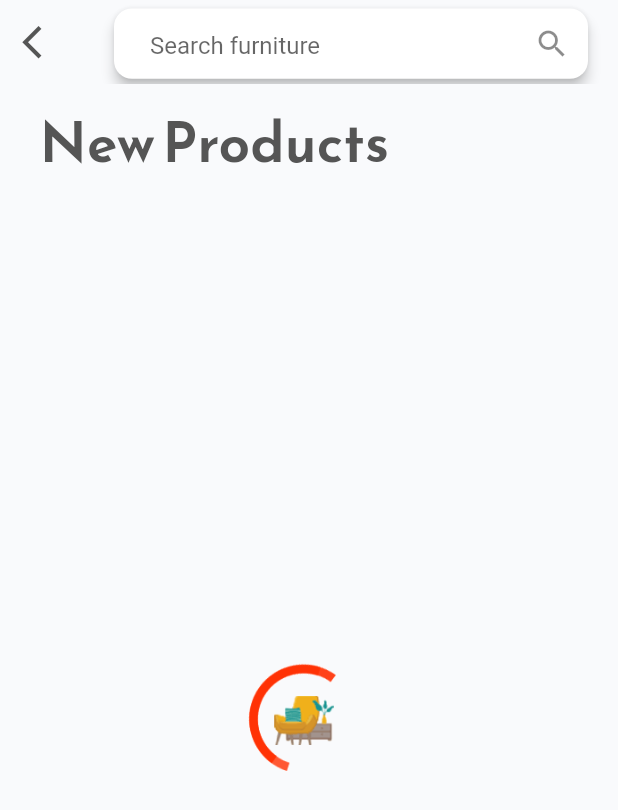
After one commit to troqphuc147/interior_design_and_ar, a Flutter app: the LoadingProductScreen screen opened directly, on a phone screen of 412 x 824 dp. The commit adds this screen. Shown: the top 810 px of the screen. Run offline on Flutter 3.47's test engine with Material 2 defaults, Android fonts, the phone set to English and light mode, and no system bars; our stand-ins replace bottom_navy_bar, cached_network_image, carousel_slider, cloud_firestore, connectivity_plus, firebase_auth and 13 more; missing offline and left inert: ar_flutter_plugin, firebase_app_check; accounts and stored records are empty.

Commit message:
add loading screen for product screen

```diff
--- /dev/null
+++ b/lib/screens/product/loading_product_screen.dart
@@ -0,0 +1,104 @@
+import 'package:flutter/material.dart';
+
+import '../../../constants.dart';
+import '../../../size_config.dart';
+
+class LoadingProductScreen extends StatelessWidget {
+  final String category;
+  const LoadingProductScreen({Key? key, required this.category})
+      : super(key: key);
+
+  @override
+  Widget build(BuildContext context) {
+    return Scaffold(
+        appBar: AppBar(
+          backgroundColor: kBackgroundColor,
+          title: Container(
+            width: getProportionateScreenWidth(375),
+            height: getProportionateScreenWidth(58),
+            padding: EdgeInsets.only(
+                top: getProportionateScreenWidth(5),
+                bottom: getProportionateScreenWidth(3)),
+            child: Card(
+              shape: RoundedRectangleBorder(
+                  borderRadius: BorderRadius.circular(12)),
+              color: Colors.white,
+              elevation: 3.5,
+              child: Theme(
+                data: ThemeData(
+                  colorScheme: ThemeData()
+                      .colorScheme
+                      .copyWith(primary: kSelectedButtonColor),
+                ),
+                child: TextFormField(
+                  style: TextStyle(
+                    fontSize: getProportionateScreenWidth(18),
+                    fontWeight: FontWeight.w400,
+                  ),
+                  decoration: const InputDecoration(
+                    hintStyle: TextStyle(
+                      fontSize: 16,
+                    ),
+                    hintText: 'Search furniture',
+                    contentPadding: EdgeInsets.fromLTRB(24, 16, 12, 16),
+                    border: InputBorder.none,
+                    focusedBorder: InputBorder.none,
+                    enabledBorder: InputBorder.none,
+                    errorBorder: InputBorder.none,
+                    disabledBorder: InputBorder.none,
+                    suffixIcon: Icon(
+                      Icons.search,
+                    ),
+                  ),
+                ),
+              ),
+            ),
+          ),
+          leading: IconButton(
+            icon: Icon(
+              Icons.arrow_back_ios,
+              color: kTextColor1,
+              size: getProportionateScreenWidth(24),
+            ),
+            onPressed: () {
+              Navigator.pop(context);
+            },
+          ),
+          elevation: 0,
+        ),
+        body: Padding(
+            padding: EdgeInsets.symmetric(
+                horizontal: getProportionateScreenWidth(24)),
+            child: Column(children: [
+              SizedBox(
+                height: getProportionateScreenWidth(10),
+              ),
+              Align(
+                alignment: Alignment.topLeft,
+                child: Row(
+                  children: [
+                    Align(
+                      alignment: Alignment.topLeft,
+                      child: Text(
+                        category,
+                        style: TextStyle(
+                            color: kTextColor1,
+                            fontSize: getProportionateScreenWidth(34),
+                            fontWeight: FontWeight.w600),
+                      ),
+                    ),
+                  ],
+                ),
+              ),
+              Expanded(
+                  child: Center(
+                child: Image.asset(
+                  "assets/images/loadingList.gif",
+                  width: 150,
+                  height: 150,
+                  fit: BoxFit.cover,
+                ),
+              ))
+            ])));
+  }
+}
--- a/lib/screens/product/new_product_screen.dart
+++ b/lib/screens/product/new_product_screen.dart
@@ -7,6 +7,7 @@ import '../../components/product_card.dart';
 import '../../components/search_bar.dart';
 import '../../constants.dart';
 import '../../core/models/product.dart';
+import 'loading_product_screen.dart';
 
 class NewProductScreen extends StatelessWidget {
   NewProductScreen({Key? key}) : super(key: key);
@@ -119,6 +120,7 @@ class NewProductScreen extends StatelessWidget {
               )),
         );
       },
+      onLoading: const LoadingProductScreen(category: "New Products"),
     );
   }
 }
--- a/lib/screens/product/popular_product_screen.dart
+++ b/lib/screens/product/popular_product_screen.dart
@@ -1,6 +1,7 @@
 import 'package:flutter/material.dart';
 import 'package:get/get.dart';
 import 'package:interior_design_and_ar/controller/main_controller.dart';
+import 'package:interior_design_and_ar/screens/product/loading_product_screen.dart';
 import 'package:interior_design_and_ar/screens/product/product_detail.dart';
 import 'package:interior_design_and_ar/size_config.dart';
 import '../../components/product_card.dart';
@@ -123,6 +124,7 @@ class _PopularProductScreenState extends State<PopularProductScreen> {
               )),
         );
       },
+      onLoading: const LoadingProductScreen(category: "Popular Products"),
     );
   }
 }
--- a/lib/screens/profile/components/guide_content.dart
+++ b/lib/screens/profile/components/guide_content.dart
@@ -6,10 +6,21 @@ class Guide {
 
 List<Guide> listGuide = [
   Guide(
-      question: "What is the ARFuni?  What can I use it for?", content: "Hele"),
-  Guide(question: "Can I use ARFuni in other devices?", content: ""),
-  Guide(question: "How to view model in camera.", content: ""),
-  Guide(question: "How to buy funitures in app?", content: ""),
+      question: "What is the ARFuni?  What can I use it for?",
+      content:
+          "The application will introduce to users the latest and most modern products. In addition, you can chat with our staff to find the most suitable product for your own house."),
+  Guide(
+      question: "Can I use ARFuni in other devices?",
+      content:
+          "Yes, in case you registered Money Man account. You only need to login in other devices to continue use Money Man. We only support Android right now"),
+  Guide(
+      question: "How to view model in camera.",
+      content:
+          "You can press to product and go to it's detail.Then, press \"View on camera\""),
+  Guide(
+      question: "How to buy funitures in app?",
+      content:
+          "You can message the support person directly, when you are sure email us, you can find it in the profile. We will contact you and sign a contract with you."),
   Guide(question: "How to rating for product?", content: ""),
   Guide(question: "How to change account?", content: ""),
   Guide(question: "How to add funiture to my favorites?", content: ""),
```
